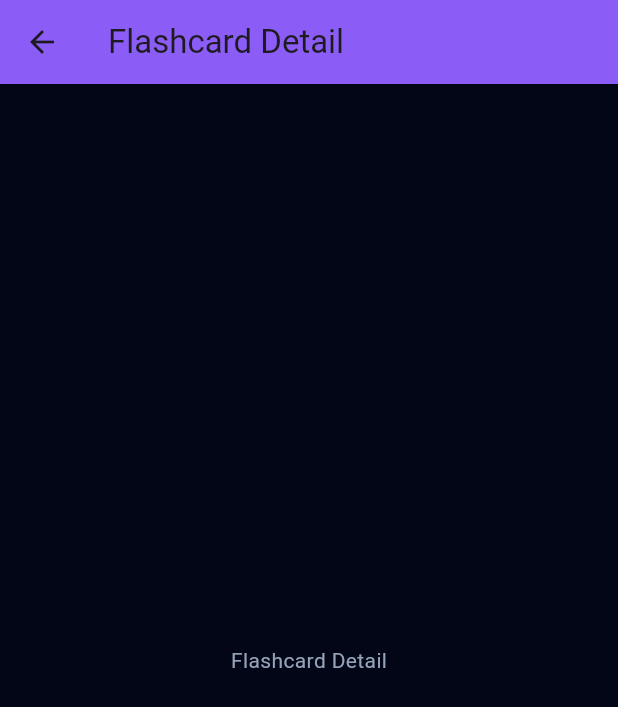
After one commit to Samandriel/cardable-app, a Flutter app: the screen it shows after launch, after a tap on "English A1 English A1English A1English A", on a phone screen of 412 x 824 dp. The commit adds this screen. Shown: the top 707 px of the screen. Run offline on Flutter 3.47's test engine with Material 3 defaults, Android fonts, the phone set to English and light mode, and no system bars.

Commit message:
add navigation to card detail screen

```diff
--- /dev/null
+++ b/lib/screens/flashcard_detail_screen.dart
@@ -0,0 +1,20 @@
+import 'package:cardwise/models/flashcard_deck.dart';
+import 'package:flutter/material.dart';
+
+class FlashcardDetailScreen extends StatelessWidget {
+  const FlashcardDetailScreen({super.key, required this.flashcardDeck});
+
+  final FlashcardDeck flashcardDeck;
+
+  @override
+  Widget build(BuildContext context) {
+    return Scaffold(
+      appBar: AppBar(
+        title: const Text('Flashcard Detail'),
+      ),
+      body: const Center(
+        child: Text('Flashcard Detail'),
+      ),
+    );
+  }
+}
--- a/lib/widgets/flashcard/flashcard_item.dart
+++ b/lib/widgets/flashcard/flashcard_item.dart
@@ -1,14 +1,26 @@
 import 'package:cardwise/models/flashcard_deck.dart';
+import 'package:cardwise/screens/flashcard_detail_screen.dart';
 import 'package:flutter/material.dart';
 
 class FlashcardItem extends StatelessWidget {
-  const FlashcardItem({super.key, required this.flashcard});
+  const FlashcardItem({super.key, required this.flashcardDeck});
 
-  final FlashcardDeck flashcard;
+  final FlashcardDeck flashcardDeck;
+
+  void _onTap(BuildContext context) {
+    Navigator.of(context).push(
+      MaterialPageRoute(
+        builder: (context) =>
+            FlashcardDetailScreen(flashcardDeck: flashcardDeck),
+      ),
+    );
+  }
 
   @override
   Widget build(BuildContext context) {
-    return Container(
+    return InkWell(
+      onTap: () => _onTap(context),
+      child: Container(
         decoration: BoxDecoration(
           color: Theme.of(context).colorScheme.surfaceContainer,
           borderRadius: BorderRadius.circular(8.0),
@@ -41,7 +53,7 @@ class FlashcardItem extends StatelessWidget {
                       children: [
                         Expanded(
                           child: Text(
-                          flashcard.name,
+                            flashcardDeck.name,
                             style: const TextStyle(fontWeight: FontWeight.bold),
                             maxLines: 1,
                             overflow: TextOverflow.ellipsis,
@@ -73,7 +85,7 @@ class FlashcardItem extends StatelessWidget {
                       // mainAxisAlignment: MainAxisAlignment.spaceBetween,
                       children: [
                         Text(
-                        '${flashcard.cards.length.toString()} items',
+                          '${flashcardDeck.cards.length.toString()} items',
                           maxLines: 1,
                           style: const TextStyle(
                             fontSize: 12.0,
@@ -82,7 +94,8 @@ class FlashcardItem extends StatelessWidget {
                         Expanded(
                           child: Container(
                             alignment: Alignment.centerRight,
-                          margin: const EdgeInsets.only(left: 8.0, right: 8.0),
+                            margin:
+                                const EdgeInsets.only(left: 8.0, right: 8.0),
                             child: const Row(
                               mainAxisSize: MainAxisSize.min,
                               // mainAxisAlignment: MainAxisAlignment.end,
@@ -116,6 +129,7 @@ class FlashcardItem extends StatelessWidget {
             ),
           ],
         ),
+      ),
     );
   }
 }
--- a/lib/widgets/flashcard/flashcard_list.dart
+++ b/lib/widgets/flashcard/flashcard_list.dart
@@ -24,7 +24,7 @@ class _FlashcardListState extends State<FlashcardList> {
             bottom: 4.0,
           ),
           child: FlashcardItem(
-            flashcard: _flashcards[index],
+            flashcardDeck: _flashcards[index],
           ),
         );
       },
```
Also changed, not shown: lib/data/data.dart (+18 -0 lines). Lines whose indentation alone changed are shown as unchanged.
